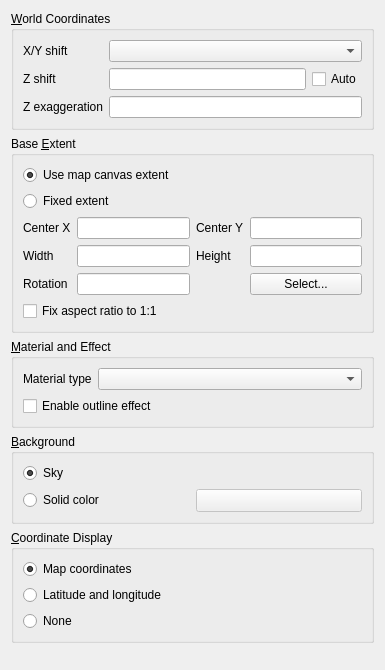
Above: ui/sceneproperties.ui from minorua/Qgis2threejs before the change. Below: the same form after it.
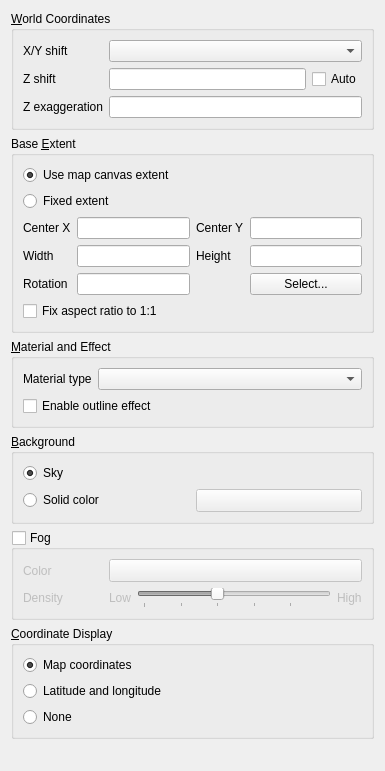
That is the form after the change. Custom widgets are drawn as their Qt base class.

```diff
--- a/ui/sceneproperties.ui
+++ b/ui/sceneproperties.ui
@@ -7,7 +7,7 @@
     <x>0</x>
     <y>0</y>
     <width>385</width>
-    <height>670</height>
+    <height>771</height>
    </rect>
   </property>
   <property name="windowTitle">
@@ -236,6 +236,19 @@
       <string>&amp;Background</string>
      </property>
      <layout class="QGridLayout" name="gridLayout_2">
+      <item row="2" column="1">
+       <widget class="QgsColorButton" name="colorButton_Color">
+        <property name="enabled">
+         <bool>false</bool>
+        </property>
+        <property name="sizePolicy">
+         <sizepolicy hsizetype="Preferred" vsizetype="Fixed">
+          <horstretch>0</horstretch>
+          <verstretch>0</verstretch>
+         </sizepolicy>
+        </property>
+       </widget>
+      </item>
       <item row="0" column="0" colspan="2">
        <widget class="QRadioButton" name="radioButton_Sky">
         <property name="text">
@@ -259,11 +272,80 @@
         </property>
        </widget>
       </item>
-      <item row="2" column="1">
-       <widget class="QgsColorButton" name="colorButton_Color">
-        <property name="enabled">
-         <bool>false</bool>
+     </layout>
+    </widget>
+   </item>
+   <item>
+    <widget class="QGroupBox" name="groupBox_Fog">
+     <property name="title">
+      <string>Fog</string>
+     </property>
+     <property name="checkable">
+      <bool>true</bool>
+     </property>
+     <property name="checked">
+      <bool>false</bool>
+     </property>
+     <layout class="QGridLayout" name="gridLayout">
+      <item row="1" column="1">
+       <layout class="QHBoxLayout" name="horizontalLayout_Fog">
+        <item>
+         <widget class="QLabel" name="label_11">
+          <property name="text">
+           <string>Low</string>
+          </property>
+         </widget>
+        </item>
+        <item>
+         <widget class="QSlider" name="horizontalSlider_Fog">
+          <property name="minimum">
+           <number>1</number>
+          </property>
+          <property name="pageStep">
+           <number>20</number>
+          </property>
+          <property name="value">
+           <number>41</number>
+          </property>
+          <property name="orientation">
+           <enum>Qt::Horizontal</enum>
+          </property>
+          <property name="tickPosition">
+           <enum>QSlider::TicksBelow</enum>
+          </property>
+         </widget>
+        </item>
+        <item>
+         <widget class="QLabel" name="label_9">
+          <property name="text">
+           <string>High</string>
+          </property>
+         </widget>
+        </item>
+       </layout>
+      </item>
+      <item row="1" column="0">
+       <widget class="QLabel" name="label_12">
+        <property name="text">
+         <string>Density</string>
         </property>
+       </widget>
+      </item>
+      <item row="0" column="0">
+       <widget class="QLabel" name="label_13">
+        <property name="minimumSize">
+         <size>
+          <width>80</width>
+          <height>0</height>
+         </size>
+        </property>
+        <property name="text">
+         <string>Color</string>
+        </property>
+       </widget>
+      </item>
+      <item row="0" column="1">
+       <widget class="QgsColorButton" name="colorButton_Fog">
         <property name="sizePolicy">
          <sizepolicy hsizetype="Preferred" vsizetype="Fixed">
           <horstretch>0</horstretch>
```
Left out of the diff: 22 changed lines with no effect on the pictures.
